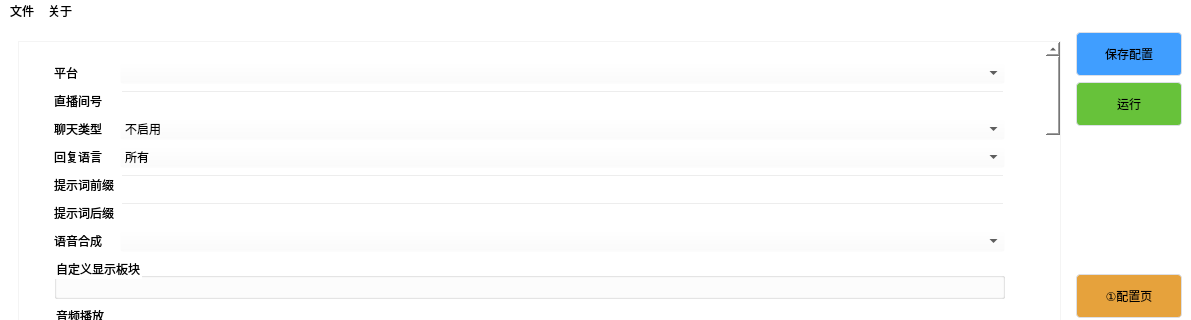
sandboxdream/AI-Vtuber, file ui/main.ui: the form before one commit; both pictures show x 0 to 1191 and y 0 to 320 of the 1191 by 834 pixel window.
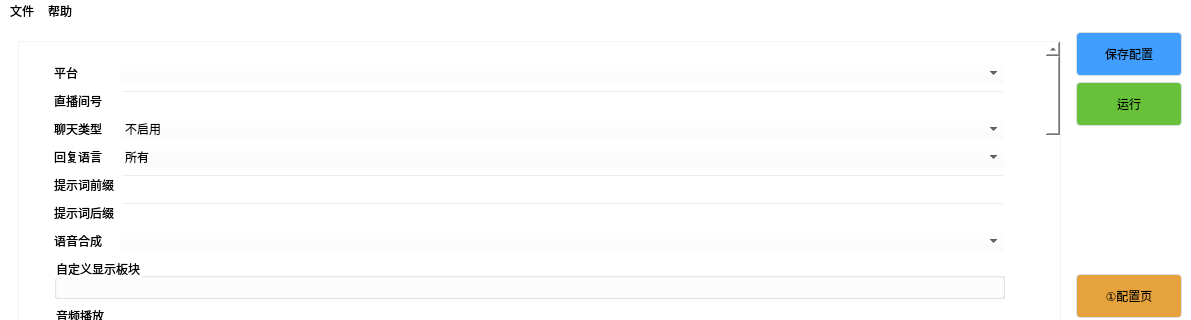
The form after the commit.

Commit message: 顶部菜单栏新增Q群跳转，改名 帮助

The edit to the form file:
```diff
--- a/ui/main.ui
+++ b/ui/main.ui
@@ -3299,7 +3299,7 @@
    </property>
    <widget class="QMenu" name="menu_about">
     <property name="title">
-     <string>关于</string>
+     <string>帮助</string>
     </property>
     <addaction name="action_official_store"/>
     <addaction name="action_video_tutorials"/>
```
Left out of the diff: 15 changed lines with no effect on the pictures. The commit also changes 3 other files.
